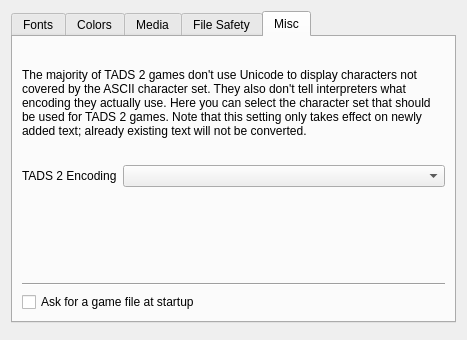
Qt form src/confdialog.ui (realnc/qtads) before a commit.
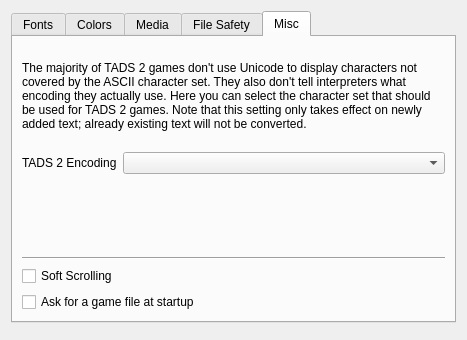
The same form after that commit. The open tabs and pages were chosen to show the change. Custom widgets are drawn as their Qt base class.

Commit message: Implement soft scrolling and add a new checkbox for it in the config dialog

What changed in the file:
```diff
--- a/src/confdialog.ui
+++ b/src/confdialog.ui
@@ -727,6 +727,13 @@
          </property>
         </widget>
        </item>
+       <item>
+        <widget class="QCheckBox" name="softScrollCheckBox">
+         <property name="text">
+          <string>Soft Scrolling</string>
+         </property>
+        </widget>
+       </item>
        <item>
         <widget class="QCheckBox" name="askForGameFileCheckBox">
          <property name="text">
```
The commit also changes 4 other files.
